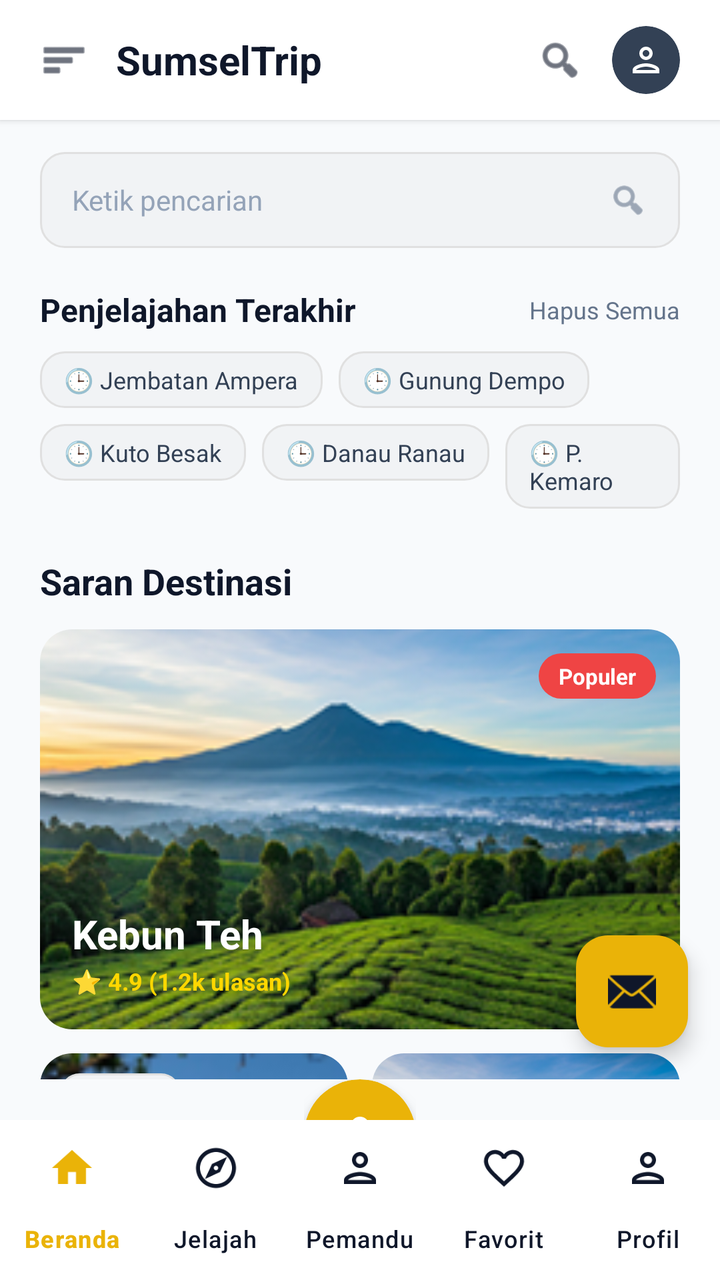
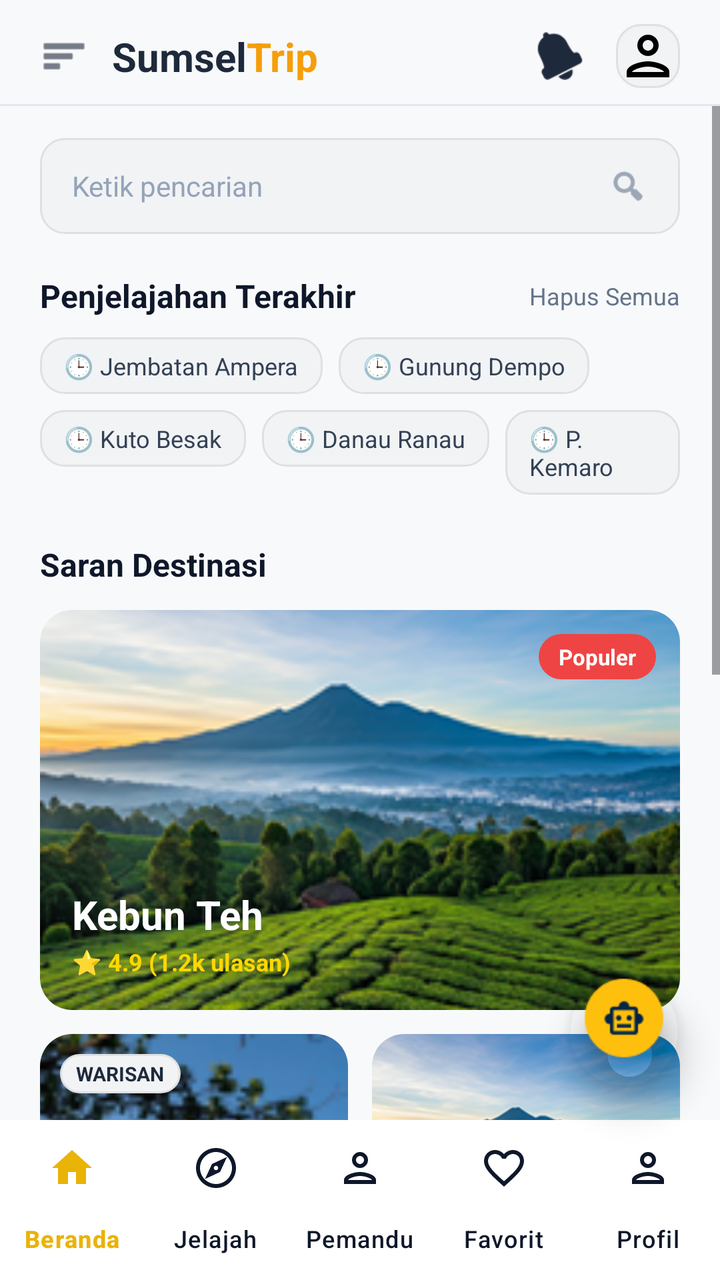

Compare the two renders of this Android layout. The source of the first and the diff that turns it into the second are given below.
<!-- AndroidManifest.xml: application theme Theme.SumselTrip -->
<!-- res/layout/activity_jelajah.xml -->
<?xml version="1.0" encoding="utf-8"?>
<RelativeLayout xmlns:android="http://schemas.android.com/apk/res/android"
    xmlns:app="http://schemas.android.com/apk/res-auto"
    xmlns:tools="http://schemas.android.com/tools"
    android:id="@+id/main"
    android:layout_width="match_parent"
    android:layout_height="match_parent"
    android:background="#F8FAFC"
    tools:context=".JelajahActivity">

    
    <LinearLayout
        android:id="@+id/topBar"
        android:layout_width="match_parent"
        android:layout_height="60dp"
        android:layout_alignParentTop="true"
        android:background="#FFFFFF"
        android:elevation="2dp"
        android:gravity="center_vertical"
        android:orientation="horizontal"
        android:paddingHorizontal="20dp">

        <ImageView
            android:id="@+id/btnMenuDrawer"
            android:layout_width="24dp"
            android:layout_height="24dp"
            android:src="@android:drawable/ic_menu_sort_by_size"
            app:tint="#0F172A" />

        <TextView
            android:layout_width="0dp"
            android:layout_height="wrap_content"
            android:layout_marginStart="14dp"
            android:layout_weight="1"
            android:text="SumselTrip"
            android:textColor="#0F172A"
            android:textSize="20sp"
            android:textStyle="bold" />

        <ImageView
            android:id="@+id/btnSearchTop"
            android:layout_width="24dp"
            android:layout_height="24dp"
            android:layout_marginEnd="14dp"
            android:src="@android:drawable/ic_menu_search"
            app:tint="#0F172A" />

        <androidx.cardview.widget.CardView
            android:id="@+id/btnProfileTop"
            android:layout_width="34dp"
            android:layout_height="34dp"
            app:cardBackgroundColor="#334155"
            app:cardCornerRadius="17dp"
            app:cardElevation="0dp">

            <ImageView
                android:layout_width="20dp"
                android:layout_height="20dp"
                android:layout_gravity="center"
                android:src="@drawable/ic_nav_profil"
                app:tint="#FFFFFF" />
        </androidx.cardview.widget.CardView>
    </LinearLayout>

    
    <ScrollView
        android:layout_width="match_parent"
        android:layout_height="match_parent"
        android:layout_above="@id/containerBottomNav"
        android:layout_below="@id/topBar"
        android:clipToPadding="false"
        android:paddingBottom="24dp"
        android:scrollbars="none">

        <LinearLayout
            android:layout_width="match_parent"
            android:layout_height="wrap_content"
            android:orientation="vertical"
            android:paddingHorizontal="20dp"
            android:paddingTop="16dp">

            
            <LinearLayout
                android:layout_width="match_parent"
                android:layout_height="48dp"
                android:background="@drawable/bg_input"
                android:gravity="center_vertical"
                android:orientation="horizontal"
                android:paddingHorizontal="16dp">

                <EditText
                    android:id="@+id/etPencarian"
                    android:layout_width="0dp"
                    android:layout_height="match_parent"
                    android:layout_weight="1"
                    android:background="@android:color/transparent"
                    android:hint="Ketik pencarian"
                    android:textColor="#1E293B"
                    android:textColorHint="#94A3B8"
                    android:textSize="14sp" />

                <ImageView
                    android:id="@+id/btnIkonCari"
                    android:layout_width="20dp"
                    android:layout_height="20dp"
                    android:src="@android:drawable/ic_menu_search"
                    app:tint="#64748B" />
            </LinearLayout>

            
            <LinearLayout
                android:layout_width="match_parent"
                android:layout_height="wrap_content"
                android:layout_marginTop="20dp"
                android:gravity="center_vertical"
                android:orientation="horizontal">

                <TextView
                    android:layout_width="0dp"
                    android:layout_height="wrap_content"
                    android:layout_weight="1"
                    android:text="Penjelajahan Terakhir"
                    android:textColor="#0F172A"
                    android:textSize="16sp"
                    android:textStyle="bold" />

                <TextView
                    android:layout_width="wrap_content"
                    android:layout_height="wrap_content"
                    android:text="Hapus Semua"
                    android:textColor="#64748B"
                    android:textSize="12sp" />
            </LinearLayout>

            
            <LinearLayout
                android:layout_width="match_parent"
                android:layout_height="wrap_content"
                android:layout_marginTop="10dp"
                android:orientation="horizontal">

                <TextView
                    android:layout_width="wrap_content"
                    android:layout_height="wrap_content"
                    android:layout_marginEnd="8dp"
                    android:background="@drawable/bg_input"
                    android:paddingHorizontal="12dp"
                    android:paddingVertical="6dp"
                    android:text="🕒 Jembatan Ampera"
                    android:textColor="#334155"
                    android:textSize="12sp" />

                <TextView
                    android:layout_width="wrap_content"
                    android:layout_height="wrap_content"
                    android:background="@drawable/bg_input"
                    android:paddingHorizontal="12dp"
                    android:paddingVertical="6dp"
                    android:text="🕒 Gunung Dempo"
                    android:textColor="#334155"
                    android:textSize="12sp" />
            </LinearLayout>

            
            <LinearLayout
                android:layout_width="match_parent"
                android:layout_height="wrap_content"
                android:layout_marginTop="8dp"
                android:orientation="horizontal">

                <TextView
                    android:layout_width="wrap_content"
                    android:layout_height="wrap_content"
                    android:layout_marginEnd="8dp"
                    android:background="@drawable/bg_input"
                    android:paddingHorizontal="12dp"
                    android:paddingVertical="6dp"
                    android:text="🕒 Kuto Besak"
                    android:textColor="#334155"
                    android:textSize="12sp" />

                <TextView
                    android:layout_width="wrap_content"
                    android:layout_height="wrap_content"
                    android:layout_marginEnd="8dp"
                    android:background="@drawable/bg_input"
                    android:paddingHorizontal="12dp"
                    android:paddingVertical="6dp"
                    android:text="🕒 Danau Ranau"
                    android:textColor="#334155"
                    android:textSize="12sp" />

                <TextView
                    android:layout_width="wrap_content"
                    android:layout_height="wrap_content"
                    android:background="@drawable/bg_input"
                    android:paddingHorizontal="12dp"
                    android:paddingVertical="6dp"
                    android:text="🕒 P. Kemaro"
                    android:textColor="#334155"
                    android:textSize="12sp" />
            </LinearLayout>

            
            <TextView
                android:layout_width="wrap_content"
                android:layout_height="wrap_content"
                android:layout_marginTop="24dp"
                android:text="Saran Destinasi"
                android:textColor="#0F172A"
                android:textSize="18sp"
                android:textStyle="bold" />

            
            <androidx.cardview.widget.CardView
                android:id="@+id/cardKebunTeh"
                android:layout_width="match_parent"
                android:layout_height="200dp"
                android:layout_marginTop="12dp"
                app:cardCornerRadius="16dp"
                app:cardElevation="0dp">

                <RelativeLayout
                    android:layout_width="match_parent"
                    android:layout_height="match_parent">

                    <ImageView
                        android:layout_width="match_parent"
                        android:layout_height="match_parent"
                        android:scaleType="centerCrop"
                        android:src="@drawable/img_gunung_dempo" />

                    <TextView
                        android:layout_width="wrap_content"
                        android:layout_height="wrap_content"
                        android:layout_alignParentEnd="true"
                        android:layout_margin="12dp"
                        android:background="@drawable/bg_badge_red"
                        android:paddingHorizontal="10dp"
                        android:paddingVertical="4dp"
                        android:text="Populer"
                        android:textColor="#FFFFFF"
                        android:textSize="11sp"
                        android:textStyle="bold" />

                    <LinearLayout
                        android:layout_width="match_parent"
                        android:layout_height="wrap_content"
                        android:layout_alignParentBottom="true"
                        android:orientation="vertical"
                        android:padding="16dp">

                        <TextView
                            android:layout_width="wrap_content"
                            android:layout_height="wrap_content"
                            android:text="Kebun Teh"
                            android:textColor="#FFFFFF"
                            android:textSize="20sp"
                            android:textStyle="bold" />

                        <TextView
                            android:layout_width="wrap_content"
                            android:layout_height="wrap_content"
                            android:layout_marginTop="2dp"
                            android:text="⭐ 4.9 (1.2k ulasan)"
                            android:textColor="#FFD700"
                            android:textSize="12sp"
                            android:textStyle="bold" />
                    </LinearLayout>
                </RelativeLayout>
            </androidx.cardview.widget.CardView>

            
            <LinearLayout
                android:layout_width="match_parent"
                android:layout_height="wrap_content"
                android:layout_marginTop="12dp"
                android:orientation="horizontal">

                
                <androidx.cardview.widget.CardView
                    android:layout_width="0dp"
                    android:layout_height="280dp"
                    android:layout_weight="1"
                    android:layout_marginEnd="6dp"
                    app:cardCornerRadius="16dp"
                    app:cardElevation="0dp">

                    <RelativeLayout
                        android:layout_width="match_parent"
                        android:layout_height="match_parent">

                        <ImageView
                            android:layout_width="match_parent"
                            android:layout_height="match_parent"
                            android:scaleType="centerCrop"
                            android:src="@drawable/img_pulau_kemaro" />

                        <TextView
                            android:layout_width="wrap_content"
                            android:layout_height="wrap_content"
                            android:layout_margin="10dp"
                            android:background="@drawable/bg_input"
                            android:paddingHorizontal="8dp"
                            android:paddingVertical="3dp"
                            android:text="WARISAN"
                            android:textColor="#1E293B"
                            android:textSize="10sp"
                            android:textStyle="bold" />

                        <LinearLayout
                            android:layout_width="match_parent"
                            android:layout_height="wrap_content"
                            android:layout_alignParentBottom="true"
                            android:orientation="vertical"
                            android:padding="12dp">

                            <TextView
                                android:layout_width="wrap_content"
                                android:layout_height="wrap_content"
                                android:text="Pulau Kemaro"
                                android:textColor="#FFFFFF"
                                android:textSize="16sp"
                                android:textStyle="bold" />

                            <TextView
                                android:layout_width="wrap_content"
                                android:layout_height="wrap_content"
                                android:layout_marginTop="2dp"
                                android:text="📍 Palembang"
                                android:textColor="#E2E8F0"
                                android:textSize="11sp" />
                        </LinearLayout>
                    </RelativeLayout>
                </androidx.cardview.widget.CardView>

                
                <LinearLayout
                    android:layout_width="0dp"
                    android:layout_height="wrap_content"
                    android:layout_weight="1"
                    android:layout_marginStart="6dp"
                    android:orientation="vertical">

                    
                    <androidx.cardview.widget.CardView
                        android:layout_width="match_parent"
                        android:layout_height="134dp"
                        app:cardCornerRadius="16dp"
                        app:cardElevation="0dp">

                        <RelativeLayout
                            android:layout_width="match_parent"
                            android:layout_height="match_parent">

                            <ImageView
                                android:layout_width="match_parent"
                                android:layout_height="match_parent"
                                android:scaleType="centerCrop"
                                android:src="@drawable/img_gunung_dempo" />

                            <LinearLayout
                                android:layout_width="match_parent"
                                android:layout_height="wrap_content"
                                android:layout_alignParentBottom="true"
                                android:orientation="vertical"
                                android:padding="10dp">

                                <TextView
                                    android:layout_width="wrap_content"
                                    android:layout_height="wrap_content"
                                    android:text="Bukit Besak"
                                    android:textColor="#FFFFFF"
                                    android:textSize="14sp"
                                    android:textStyle="bold" />

                                <TextView
                                    android:layout_width="wrap_content"
                                    android:layout_height="wrap_content"
                                    android:text="Lahat"
                                    android:textColor="#E2E8F0"
                                    android:textSize="10sp" />
                            </LinearLayout>
                        </RelativeLayout>
                    </androidx.cardview.widget.CardView>

                    
                    <androidx.cardview.widget.CardView
                        android:layout_width="match_parent"
                        android:layout_height="134dp"
                        android:layout_marginTop="12dp"
                        app:cardCornerRadius="16dp"
                        app:cardElevation="0dp">

                        <RelativeLayout
                            android:layout_width="match_parent"
                            android:layout_height="match_parent">

                            <ImageView
                                android:layout_width="match_parent"
                                android:layout_height="match_parent"
                                android:scaleType="centerCrop"
                                android:src="@drawable/img_gunung_dempo" />

                            <LinearLayout
                                android:layout_width="match_parent"
                                android:layout_height="wrap_content"
                                android:layout_alignParentBottom="true"
                                android:orientation="vertical"
                                android:padding="10dp">

                                <TextView
                                    android:layout_width="wrap_content"
                                    android:layout_height="wrap_content"
                                    android:text="Curup Maung"
                                    android:textColor="#FFFFFF"
                                    android:textSize="14sp"
                                    android:textStyle="bold" />

                                <TextView
                                    android:layout_width="wrap_content"
                                    android:layout_height="wrap_content"
                                    android:text="Lahat"
                                    android:textColor="#E2E8F0"
                                    android:textSize="10sp" />
                            </LinearLayout>
                        </RelativeLayout>
                    </androidx.cardview.widget.CardView>
                </LinearLayout>
            </LinearLayout>

        </LinearLayout>
    </ScrollView>

    
    <com.google.android.material.floatingactionbutton.FloatingActionButton
        android:id="@+id/fabChatbot"
        android:layout_width="wrap_content"
        android:layout_height="wrap_content"
        android:layout_above="@id/containerBottomNav"
        android:layout_alignParentEnd="true"
        android:layout_margin="16dp"
        android:src="@android:drawable/ic_dialog_email"
        app:backgroundTint="#EAB308"
        app:elevation="6dp"
        app:tint="#0F172A" />

    
    <FrameLayout
        android:id="@+id/containerBottomNav"
        android:layout_width="match_parent"
        android:layout_height="wrap_content"
        android:layout_alignParentBottom="true">

        
        <com.google.android.material.bottomnavigation.BottomNavigationView
            android:id="@+id/bottomNavigation"
            android:layout_width="match_parent"
            android:layout_height="wrap_content"
            android:layout_gravity="bottom"
            android:background="#FFFFFF"
            app:elevation="8dp"
            app:itemActiveIndicatorStyle="@null"
            app:itemIconTint="@color/bottom_nav_color"
            app:itemTextColor="@color/bottom_nav_color"
            app:labelVisibilityMode="labeled"
            app:menu="@menu/bottom_nav_menu" />

        
        <LinearLayout
            android:id="@+id/btnNavPemandu"
            android:layout_width="wrap_content"
            android:layout_height="wrap_content"
            android:layout_gravity="center_horizontal|bottom"
            android:layout_marginBottom="24dp"
            android:clickable="true"
            android:focusable="true"
            android:gravity="center"
            android:orientation="vertical">

            <androidx.cardview.widget.CardView
                android:layout_width="56dp"
                android:layout_height="56dp"
                app:cardBackgroundColor="#EAB308"
                app:cardCornerRadius="28dp"
                app:cardElevation="6dp">

                <ImageView
                    android:layout_width="28dp"
                    android:layout_height="28dp"
                    android:layout_gravity="center"
                    android:src="@drawable/ic_nav_profil"
                    app:tint="#FFFFFF" />
            </androidx.cardview.widget.CardView>

            <TextView
                android:layout_width="wrap_content"
                android:layout_height="wrap_content"
                android:layout_marginTop="4dp"
                android:text="Pemandu"
                android:textColor="#EAB308"
                android:textSize="12sp"
                android:textStyle="bold" />
        </LinearLayout>

    </FrameLayout>

</RelativeLayout>
<!-- resources referenced by this layout -->
<resources>
  <!-- drawable bg_badge_red (drawable) -->
  <?xml version="1.0" encoding="utf-8"?>
  <shape xmlns:android="http://schemas.android.com/apk/res/android"
      android:shape="rectangle">
      <solid android:color="#EF4444" />
      <corners android:radius="50dp" />
  </shape>
  <!-- drawable bg_input (drawable) -->
  <?xml version="1.0" encoding="utf-8"?>
  <shape xmlns:android="http://schemas.android.com/apk/res/android">
      <solid android:color="#F1F3F5" />
      <stroke android:width="1dp" android:color="#E0E0E0" />
      <corners android:radius="12dp" />
  </shape>
  <!-- drawable ic_nav_profil (drawable) -->
  <vector xmlns:android="http://schemas.android.com/apk/res/android"
      android:width="24dp"
      android:height="24dp"
      android:viewportWidth="24"
      android:viewportHeight="24">
      <path
          android:fillColor="#000000"
          android:pathData="M12,6c1.1,0 2,0.9 2,2s-0.9,2 -2,2 -2,-0.9 -2,-2 0.9,-2 2,-2m0,10c2.7,0 5.8,1.29 6,2L6,18c0.23,-0.72 3.31,-2 6,-2m0,-12C9.79,4 8,5.79 8,8s1.79,4 4,4 4,-1.79 4,-4 -1.79,-4 -4,-4zM12,14c-2.67,0 -8,1.34 -8,4v2h16v-2c0,-2.66 -5.33,-4 -8,-4z" />
  </vector>
  <!-- drawable img_gunung_dempo: png bitmap (drawable, 161151 bytes) -->
  <!-- drawable img_pulau_kemaro: png bitmap (drawable, 24224 bytes) -->
  <style name="Theme.SumselTrip" parent="Base.Theme.SumselTrip" />
  <style name="Base.Theme.SumselTrip" parent="Theme.Material3.DayNight.NoActionBar">
          
          
      </style>
</resources>

<!-- the commit's change to res/layout/activity_jelajah.xml (unified diff, before → after) -->
@@ -1,83 +1,101 @@
 <?xml version="1.0" encoding="utf-8"?>
-<RelativeLayout xmlns:android="http://schemas.android.com/apk/res/android"
+<androidx.constraintlayout.widget.ConstraintLayout xmlns:android="http://schemas.android.com/apk/res/android"
     xmlns:app="http://schemas.android.com/apk/res-auto"
     xmlns:tools="http://schemas.android.com/tools"
     android:id="@+id/main"
     android:layout_width="match_parent"
     android:layout_height="match_parent"
-    android:background="#F8FAFC"
+    android:background="#F8F9FA"
     tools:context=".JelajahActivity">
 
     
-    <LinearLayout
-        android:id="@+id/topBar"
+    <ImageView
+        android:id="@+id/btnMenu"
+        android:layout_width="24dp"
+        android:layout_height="24dp"
+        android:layout_marginStart="20dp"
+        android:layout_marginTop="16dp"
+        android:src="@android:drawable/ic_menu_sort_by_size"
+        app:layout_constraintStart_toStartOf="parent"
+        app:layout_constraintTop_toTopOf="parent"
+        app:tint="#1E293B" />
+
+    <TextView
+        android:id="@+id/tvAppTitle"
+        android:layout_width="wrap_content"
+        android:layout_height="wrap_content"
+        android:layout_marginStart="12dp"
+        android:text="Sumsel"
+        android:textColor="#1E293B"
+        android:textSize="20sp"
+        android:textStyle="bold"
+        app:layout_constraintBottom_toBottomOf="@id/btnMenu"
+        app:layout_constraintStart_toEndOf="@id/btnMenu"
+        app:layout_constraintTop_toTopOf="@id/btnMenu" />
+
+    <TextView
+        android:id="@+id/tvAppTitleAccent"
+        android:layout_width="wrap_content"
+        android:layout_height="wrap_content"
+        android:text="Trip"
+        android:textColor="#F59E0B"
+        android:textSize="20sp"
+        android:textStyle="bold"
+        app:layout_constraintBottom_toBottomOf="@id/tvAppTitle"
+        app:layout_constraintStart_toEndOf="@id/tvAppTitle"
+        app:layout_constraintTop_toTopOf="@id/tvAppTitle" />
+
+    
+    <ImageView
+        android:id="@+id/btnNotification"
+        android:layout_width="24dp"
+        android:layout_height="24dp"
+        android:layout_marginEnd="16dp"
+        android:src="@android:drawable/ic_popup_reminder"
+        app:layout_constraintBottom_toBottomOf="@id/btnMenu"
+        app:layout_constraintEnd_toStartOf="@id/ivProfile"
+        app:layout_constraintTop_toTopOf="@id/btnMenu"
+        app:tint="#1E293B" />
+
+    
+    <ImageView
+        android:id="@+id/ivProfile"
+        android:layout_width="32dp"
+        android:layout_height="32dp"
+        android:layout_marginEnd="20dp"
+        android:background="@drawable/bg_input"
+        android:scaleType="centerCrop"
+        android:src="@drawable/ic_nav_profil"
+        app:layout_constraintBottom_toBottomOf="@id/btnMenu"
+        app:layout_constraintEnd_toEndOf="parent"
+        app:layout_constraintTop_toTopOf="@id/btnMenu" />
+
+    
+    <View
+        android:id="@+id/dividerTop"
         android:layout_width="match_parent"
-        android:layout_height="60dp"
-        android:layout_alignParentTop="true"
-        android:background="#FFFFFF"
-        android:elevation="2dp"
-        android:gravity="center_vertical"
-        android:orientation="horizontal"
-        android:paddingHorizontal="20dp">
-
-        <ImageView
-            android:id="@+id/btnMenuDrawer"
-            android:layout_width="24dp"
-            android:layout_height="24dp"
-            android:src="@android:drawable/ic_menu_sort_by_size"
-            app:tint="#0F172A" />
-
-        <TextView
-            android:layout_width="0dp"
-            android:layout_height="wrap_content"
-            android:layout_marginStart="14dp"
-            android:layout_weight="1"
-            android:text="SumselTrip"
-            android:textColor="#0F172A"
-            android:textSize="20sp"
-            android:textStyle="bold" />
-
-        <ImageView
-            android:id="@+id/btnSearchTop"
-            android:layout_width="24dp"
-            android:layout_height="24dp"
-            android:layout_marginEnd="14dp"
-            android:src="@android:drawable/ic_menu_search"
-            app:tint="#0F172A" />
-
-        <androidx.cardview.widget.CardView
-            android:id="@+id/btnProfileTop"
-            android:layout_width="34dp"
-            android:layout_height="34dp"
-            app:cardBackgroundColor="#334155"
-            app:cardCornerRadius="17dp"
-            app:cardElevation="0dp">
-
-            <ImageView
-                android:layout_width="20dp"
-                android:layout_height="20dp"
-                android:layout_gravity="center"
-                android:src="@drawable/ic_nav_profil"
-                app:tint="#FFFFFF" />
-        </androidx.cardview.widget.CardView>
-    </LinearLayout>
+        android:layout_height="1dp"
+        android:layout_marginTop="12dp"
+        android:background="#E2E8F0"
+        app:layout_constraintTop_toBottomOf="@id/btnMenu" />
 
     
     <ScrollView
-        android:layout_width="match_parent"
-        android:layout_height="match_parent"
-        android:layout_above="@id/containerBottomNav"
-        android:layout_below="@id/topBar"
-        android:clipToPadding="false"
-        android:paddingBottom="24dp"
-        android:scrollbars="none">
+        android:layout_width="0dp"
+        android:layout_height="0dp"
+        android:fillViewport="false"
+        app:layout_constraintBottom_toTopOf="@id/bottomNavigation"
+        app:layout_constraintEnd_toEndOf="parent"
+        app:layout_constraintStart_toStartOf="parent"
+        app:layout_constraintTop_toBottomOf="@id/dividerTop">
 
         <LinearLayout
             android:layout_width="match_parent"
             android:layout_height="wrap_content"
             android:orientation="vertical"
             android:paddingHorizontal="20dp"
-            android:paddingTop="16dp">
+            android:paddingTop="16dp"
+            android:paddingBottom="160dp">
 
             
             <LinearLayout
@@ -208,7 +226,7 @@
                 android:layout_marginTop="24dp"
                 android:text="Saran Destinasi"
                 android:textColor="#0F172A"
-                android:textSize="18sp"
+                android:textSize="16sp"
                 android:textStyle="bold" />
 
             
@@ -230,6 +248,7 @@
                         android:scaleType="centerCrop"
                         android:src="@drawable/img_gunung_dempo" />
 
+                    
                     <TextView
                         android:layout_width="wrap_content"
                         android:layout_height="wrap_content"
@@ -296,6 +315,7 @@
                             android:scaleType="centerCrop"
                             android:src="@drawable/img_pulau_kemaro" />
 
+                        
                         <TextView
                             android:layout_width="wrap_content"
                             android:layout_height="wrap_content"
@@ -433,76 +453,39 @@
     </ScrollView>
 
     
-    <com.google.android.material.floatingactionbutton.FloatingActionButton
+    <androidx.cardview.widget.CardView
         android:id="@+id/fabChatbot"
-        android:layout_width="wrap_content"
+        android:layout_width="56dp"
+        android:layout_height="56dp"
+        android:layout_marginEnd="20dp"
+        android:layout_marginBottom="16dp"
+        app:cardBackgroundColor="@android:color/transparent"
+        app:cardCornerRadius="28dp"
+        app:cardElevation="10dp"
+        app:layout_constraintBottom_toTopOf="@id/bottomNavigation"
+        app:layout_constraintEnd_toEndOf="parent">
+
+        <ImageView
+            android:layout_width="match_parent"
+            android:layout_height="match_parent"
+            android:scaleType="centerCrop"
+            android:src="@drawable/ic_robot_chatbot" />
+    </androidx.cardview.widget.CardView>
+
+    
+    <com.google.android.material.bottomnavigation.BottomNavigationView
+        android:id="@+id/bottomNavigation"
+        android:layout_width="0dp"
         android:layout_height="wrap_content"
-        android:layout_above="@id/containerBottomNav"
-        android:layout_alignParentEnd="true"
-        android:layout_margin="16dp"
-        android:src="@android:drawable/ic_dialog_email"
-        app:backgroundTint="#EAB308"
-        app:elevation="6dp"
-        app:tint="#0F172A" />
-
-    
-    <FrameLayout
-        android:id="@+id/containerBottomNav"
-        android:layout_width="match_parent"
-        android:layout_height="wrap_content"
-        android:layout_alignParentBottom="true">
-
-        
-        <com.google.android.material.bottomnavigation.BottomNavigationView
-            android:id="@+id/bottomNavigation"
-            android:layout_width="match_parent"
-            android:layout_height="wrap_content"
-            android:layout_gravity="bottom"
-            android:background="#FFFFFF"
-            app:elevation="8dp"
-            app:itemActiveIndicatorStyle="@null"
-            app:itemIconTint="@color/bottom_nav_color"
-            app:itemTextColor="@color/bottom_nav_color"
-            app:labelVisibilityMode="labeled"
-            app:menu="@menu/bottom_nav_menu" />
-
-        
-        <LinearLayout
-            android:id="@+id/btnNavPemandu"
-            android:layout_width="wrap_content"
-            android:layout_height="wrap_content"
-            android:layout_gravity="center_horizontal|bottom"
-            android:layout_marginBottom="24dp"
-            android:clickable="true"
-            android:focusable="true"
-            android:gravity="center"
-            android:orientation="vertical">
-
-            <androidx.cardview.widget.CardView
-                android:layout_width="56dp"
-                android:layout_height="56dp"
-                app:cardBackgroundColor="#EAB308"
-                app:cardCornerRadius="28dp"
-                app:cardElevation="6dp">
-
-                <ImageView
-                    android:layout_width="28dp"
-                    android:layout_height="28dp"
-                    android:layout_gravity="center"
-                    android:src="@drawable/ic_nav_profil"
-                    app:tint="#FFFFFF" />
-            </androidx.cardview.widget.CardView>
-
-            <TextView
-                android:layout_width="wrap_content"
-                android:layout_height="wrap_content"
-                android:layout_marginTop="4dp"
-                android:text="Pemandu"
-                android:textColor="#EAB308"
-                android:textSize="12sp"
-                android:textStyle="bold" />
-        </LinearLayout>
-
-    </FrameLayout>
-
-</RelativeLayout>
+        android:background="#FFFFFF"
+        app:elevation="8dp"
+        app:itemActiveIndicatorStyle="@null"
+        app:itemIconTint="@color/bottom_nav_color"
+        app:itemTextColor="@color/bottom_nav_color"
+        app:labelVisibilityMode="labeled"
+        app:layout_constraintBottom_toBottomOf="parent"
+        app:layout_constraintEnd_toEndOf="parent"
+        app:layout_constraintStart_toStartOf="parent"
+        app:menu="@menu/bottom_nav_menu" />
+
+</androidx.constraintlayout.widget.ConstraintLayout>
<!-- resource entries referenced after the edit -->
@@ -24,6 +24,7 @@
           android:fillColor="#000000"
           android:pathData="M12,6c1.1,0 2,0.9 2,2s-0.9,2 -2,2 -2,-0.9 -2,-2 0.9,-2 2,-2m0,10c2.7,0 5.8,1.29 6,2L6,18c0.23,-0.72 3.31,-2 6,-2m0,-12C9.79,4 8,5.79 8,8s1.79,4 4,4 4,-1.79 4,-4 -1.79,-4 -4,-4zM12,14c-2.67,0 -8,1.34 -8,4v2h16v-2c0,-2.66 -5.33,-4 -8,-4z" />
   </vector>
+  <!-- drawable ic_robot_chatbot: png bitmap (drawable, 5025 bytes) -->
   <!-- drawable img_gunung_dempo: png bitmap (drawable, 161151 bytes) -->
   <!-- drawable img_pulau_kemaro: png bitmap (drawable, 24224 bytes) -->
   <style name="Theme.SumselTrip" parent="Base.Theme.SumselTrip" />
